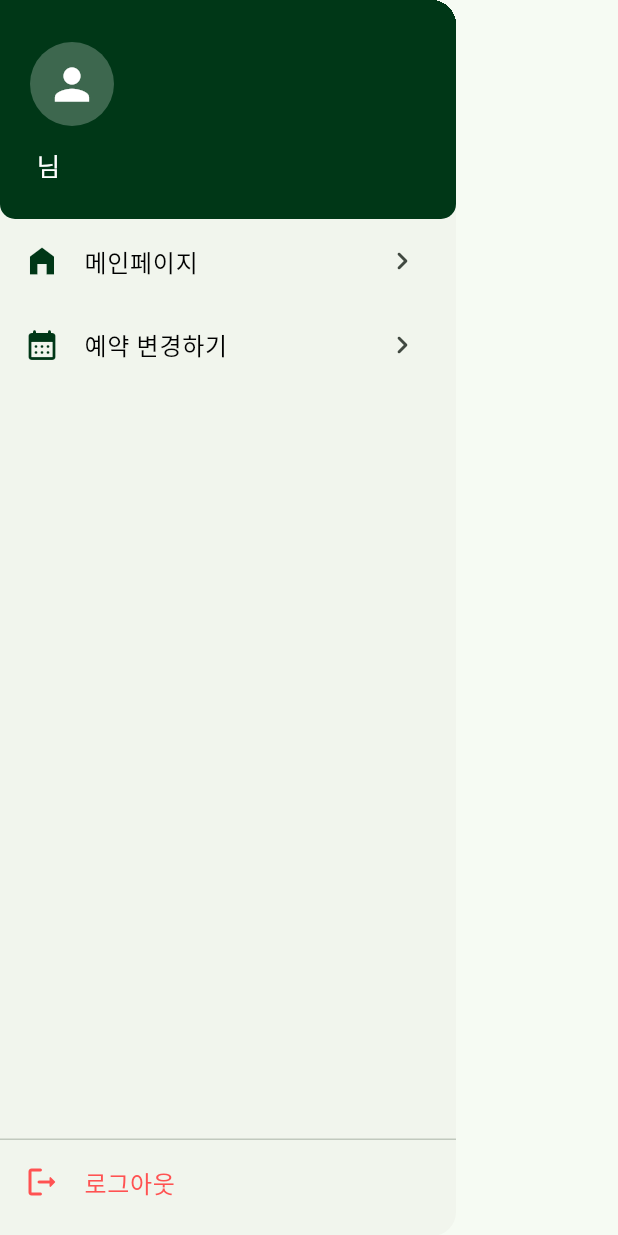
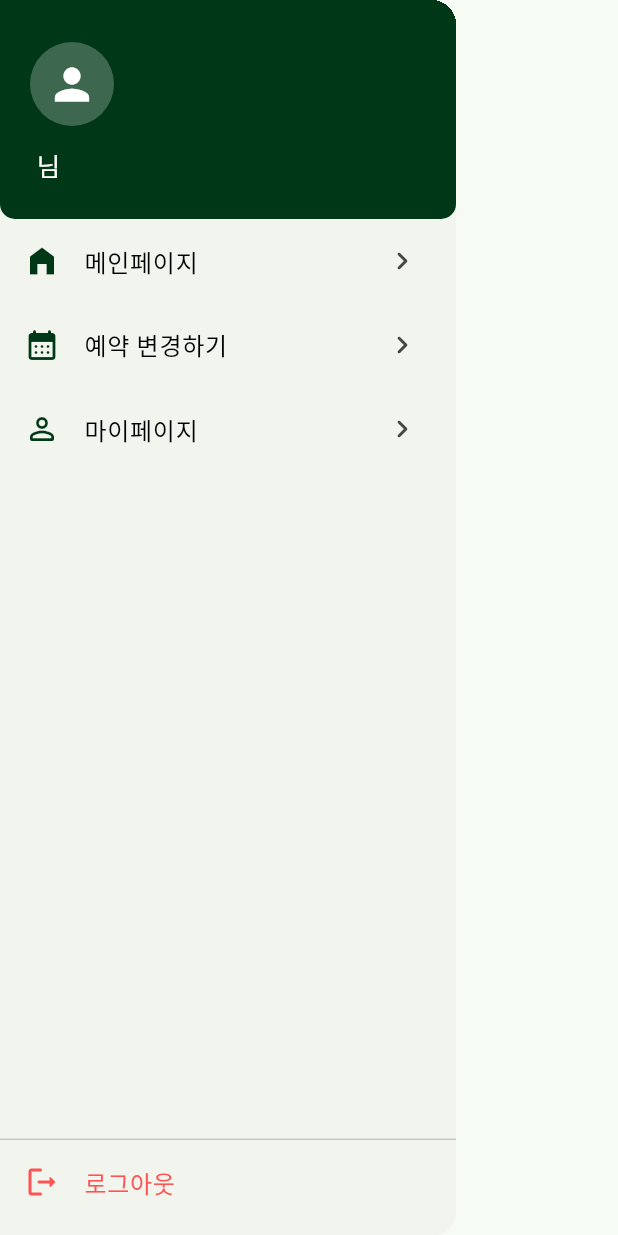
Before and after one commit to B-Dandelion/forestring_stu, a Flutter app: the StudentDrawer widget shown alone on an empty page, opened directly with empty values, on a phone screen of 412 x 824 dp. Run offline on Flutter 3.47's test engine with Material 3 defaults, Android fonts, the phone set to English and light mode, and no system bars; our stand-ins replace shared_preferences, supabase_flutter, table_calendar; accounts and stored records are empty; Roboto replaces fonts that are missing (ELAND); statements that could not run were skipped.

Commit message:
Add student my page navigation

```diff
--- a/lib/core/widgets/student_navigation.dart
+++ b/lib/core/widgets/student_navigation.dart
@@ -40,12 +40,14 @@ class StudentDrawer extends StatelessWidget {
     required this.displayName,
     required this.onHome,
     required this.onReschedule,
+    required this.onMyPage,
     required this.onLogout,
   });
 
   final String displayName;
   final VoidCallback onHome;
   final VoidCallback onReschedule;
+  final VoidCallback onMyPage;
   final VoidCallback onLogout;
 
   @override
@@ -113,6 +115,18 @@ class StudentDrawer extends StatelessWidget {
               trailing: const Icon(Icons.navigate_next_rounded),
               onTap: onReschedule,
             ),
+            ListTile(
+              leading: const Icon(
+                Icons.person_outline_rounded,
+                color: primaryColor,
+              ),
+              title: const Text(
+                '마이페이지',
+                style: forestringTextStyle,
+              ),
+              trailing: const Icon(Icons.navigate_next_rounded),
+              onTap: onMyPage,
+            ),
             const Spacer(),
             const Divider(height: 1),
             ListTile(
```
